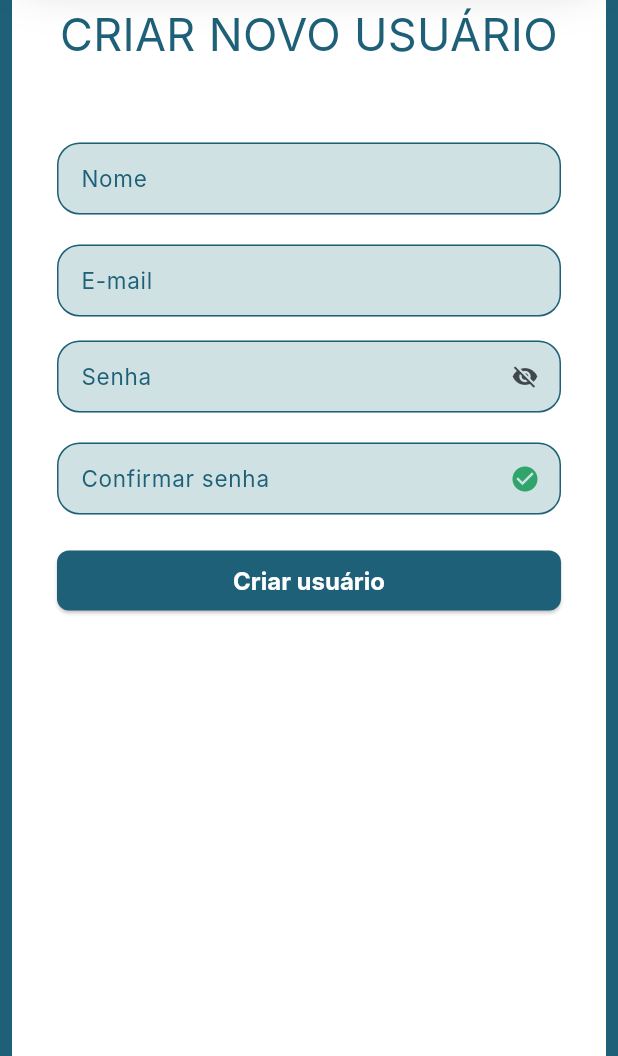
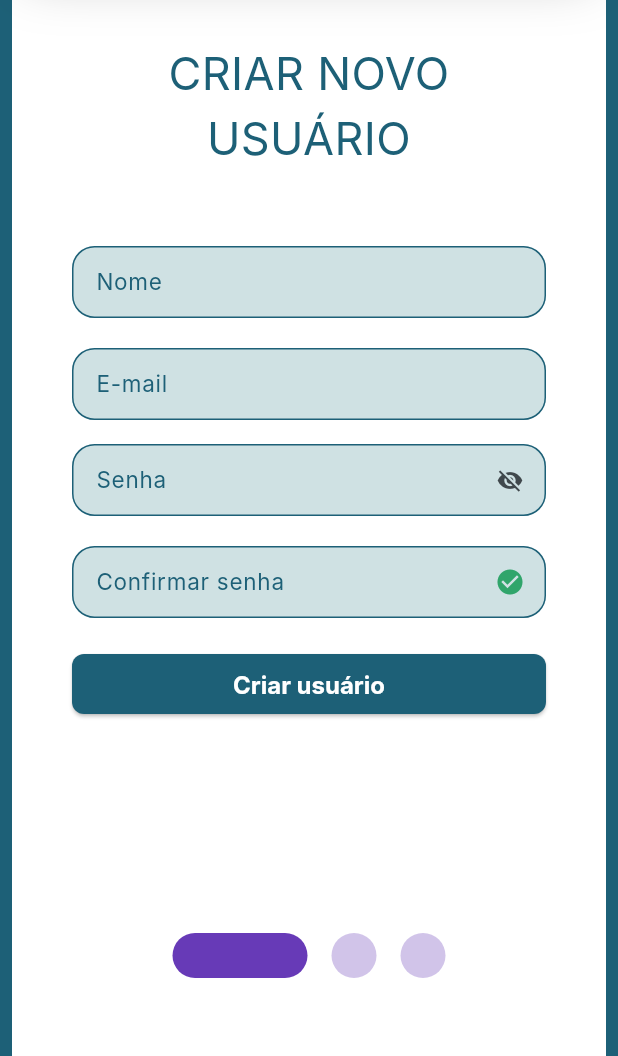
Before and after one commit to luizzlcs/seven_manager7, a Flutter app: the RegisterPage screen opened by its route, after a tap on "Criar usuário", on a phone screen of 412 x 824 dp, the part 180-1236 px from its top. Run offline on Flutter 3.47's test engine with Material 3 defaults, Android fonts, the phone set to English and light mode, and no system bars; drawn by our look-alikes of bordered_text, smooth_page_indicator, top_snackbar_flutter; our stand-ins replace firebase_auth, firebase_core, get_it, loading_animation_widget; missing offline and left inert: validatorless; accounts and stored records are empty; generated files the repository leaves out were written again; network calls fail; Roboto replaces fonts that are missing (Inter).

Commit message:
Criando indicador de páginas

```diff
--- /dev/null
+++ b/lib/src/pages/auth/register/pages/about_you_church_page.dart
@@ -0,0 +1,15 @@
+import 'package:flutter/material.dart';
+
+class AboutYouChurchPage extends StatelessWidget {
+  const AboutYouChurchPage({super.key});
+
+  @override
+  Widget build(BuildContext context) {
+    return  Container(
+        height: 170,
+        width: 120,
+        color: Colors.green,
+      );
+
+  }
+}
--- /dev/null
+++ b/lib/src/pages/auth/register/pages/about_you_page.dart
@@ -0,0 +1,14 @@
+import 'package:flutter/material.dart';
+
+class AboutYouPage extends StatelessWidget {
+  const AboutYouPage({super.key});
+
+  @override
+  Widget build(BuildContext context) {
+    return Container(
+      height: 170,
+      width: 120,
+      color: Colors.purple,
+    );
+  }
+}
--- /dev/null
+++ b/lib/src/pages/auth/register/pages/create_account_page.dart
@@ -0,0 +1,238 @@
+import 'package:bordered_text/bordered_text.dart';
+import 'package:flutter/material.dart';
+import 'package:seven_manager/src/core/constants/app_router.dart';
+import 'package:seven_manager/src/core/injection/injection.dart';
+import 'package:seven_manager/src/core/theme/seven_manager_theme.dart';
+import 'package:seven_manager/src/core/widgets/helpers/loader.dart';
+import 'package:seven_manager/src/core/widgets/helpers/messages.dart';
+import 'package:seven_manager/src/pages/auth/register/register_controller.dart';
+import 'package:validatorless/validatorless.dart';
+
+import '../../../../core/widgets/helpers/seven_loader.dart';
+
+class CreateAccountPage extends StatefulWidget {
+  const CreateAccountPage({super.key});
+
+  @override
+  State<CreateAccountPage> createState() => _CreateAccountPageState();
+}
+
+class _CreateAccountPageState extends State<CreateAccountPage> with Loader {
+  final GlobalKey<FormState> formKey = GlobalKey<FormState>();
+  final TextEditingController nameEC = TextEditingController();
+  final TextEditingController emailEC = TextEditingController();
+  final TextEditingController passwordEC = TextEditingController();
+  final TextEditingController confirmePasswordEC = TextEditingController();
+
+
+  final RegisterController registerController = getIt();
+
+  @override
+  void initState() {
+    confirmePasswordEC.addListener(() {
+      registerController.checkPasswordsMatch(
+          passwordEC.text, confirmePasswordEC.text);
+    });
+    passwordEC.addListener(() {
+      registerController.checkPasswordsMatch(
+          passwordEC.text, confirmePasswordEC.text);
+    });
+
+    registerController.addListener(_registerStatusChange);
+
+    super.initState();
+  }
+
+  @override
+  void dispose() {
+    nameEC.dispose();
+    emailEC.dispose();
+    passwordEC.dispose();
+    confirmePasswordEC.dispose();
+    registerController.removeListener(_registerStatusChange);
+    super.dispose();
+  }
+
+  void _registerStatusChange() {
+    switch (registerController.registerStatus) {
+      case RegisterStatus.initial:
+        break;
+      case RegisterStatus.loading:
+        break;
+      case RegisterStatus.success:
+        Navigator.of(context).pushNamed(AppRouter.homePage);
+        Messages.showSuccess(registerController.message, context);
+        break;
+      case RegisterStatus.error:
+        Messages.showError(registerController.message, context);
+    }
+  }
+
+  Future<void> _formSubmit() async {
+    final valid = formKey.currentState?.validate() ?? false;
+
+    if (valid) {
+      registerController.createUser(
+        name: nameEC.text,
+        email: emailEC.text,
+        password: passwordEC.text,
+      );
+    }
+  }
+
+  @override
+  Widget build(BuildContext context) {
+    return Column(
+        children: [
+          const SizedBox(
+            height: 16,
+          ),
+          Expanded(
+            child: Container(
+              decoration: const BoxDecoration(
+                color: SevenManagerTheme.whiteColor,
+                borderRadius: BorderRadius.only(
+                  topLeft: Radius.circular(30),
+                  topRight: Radius.circular(30),
+                ),
+              ),
+              child: SingleChildScrollView(
+                child: Padding(
+                  padding: const EdgeInsets.all(10.0),
+                  child: Form(
+                    key: formKey,
+                    child: Column(
+                      mainAxisAlignment: MainAxisAlignment.spaceEvenly,
+                      children: [
+                        const SizedBox(height: 20),
+                        Center(
+                          child: BorderedText(
+                            strokeWidth: 9.0,
+                            strokeColor: SevenManagerTheme.whiteColor,
+                            child: const Text(
+                              textAlign: TextAlign.center,
+                              'CRIAR NOVO USUÁRIO',
+                              style: TextStyle(
+                                color: SevenManagerTheme.tealBlue,
+                                fontSize: 30,
+                              ),
+                            ),
+                          ),
+                        ),
+                        const SizedBox(height: 50),
+                        TextFormField(
+                          controller: nameEC,
+                          validator: Validatorless.required(
+                              'O nome do usuário é necessário'),
+                          decoration: const InputDecoration(
+                            label: Text('Nome'),
+                          ),
+                        ),
+                        const SizedBox(height: 20),
+                        TextFormField(
+                          controller: emailEC,
+                          validator: Validatorless.multiple([
+                            Validatorless.required(
+                                'Digite o e-mail para o usuário'),
+                            Validatorless.email(
+                                'O e-mail digitado não é válido'),
+                          ]),
+                          decoration: const InputDecoration(
+                            label: Text('E-mail'),
+                          ),
+                        ),
+                        const SizedBox(height: 16),
+                        AnimatedBuilder(
+                          animation: registerController,
+                          builder: (context, child) {
+                            return TextFormField(
+                              obscureText: !registerController.isVisible,
+                              controller: passwordEC,
+                              validator: Validatorless.multiple([
+                                Validatorless.required(
+                                    'Você precisa digitar um senha'),
+                                Validatorless.min(6,
+                                    'A senha deve possuir no mínimo 6 caracteres')
+                              ]),
+                              decoration: InputDecoration(
+                                label: const Text('Senha'),
+                                suffixIcon: IconButton(
+                                  onPressed: () {
+                                    registerController.changeVisible();
+                                  },
+                                  icon: registerController.isVisible
+                                      ? const Icon(Icons.visibility)
+                                      : const Icon(Icons.visibility_off),
+                                ),
+                              ),
+                            );
+                          },
+                        ),
+                        const SizedBox(height: 20),
+                        AnimatedBuilder(
+                          animation: registerController,
+                          builder: (context, child) {
+                            return TextFormField(
+                              obscureText: !registerController.isVisible,
+                              controller: confirmePasswordEC,
+                              validator: Validatorless.multiple([
+                                Validatorless.required(
+                                    'Digite a senha de confirmação'),
+                                Validatorless.compare(passwordEC,
+                                    'As senhas digitadas não coincidem')
+                              ]),
+                              decoration: InputDecoration(
+                                label: const Text('Confirmar senha'),
+                                suffixIcon: registerController.passwordMatch
+                                    ? const Icon(
+                                        Icons.check_circle_sharp,
+                                        color:
+                                            SevenManagerTheme.mediumSeaGreen,
+                                        size: 20,
+                                      )
+                                    : IconButton(
+                                        onPressed: () {
+                                          confirmePasswordEC.clear();
+                                        },
+                                        icon: const Icon(
+                                          Icons.do_not_disturb_on,
+                                          color: SevenManagerTheme.redOrange,
+                                          size: 20,
+                                        ),
+                                      ),
+                              ),
+                            );
+                          },
+                        ),
+                        const SizedBox(height: 20),
+                        AnimatedBuilder(
+                          animation: registerController,
+                          builder: (context, child) {
+                            return Column(
+                              crossAxisAlignment: CrossAxisAlignment.stretch,
+                              children: [
+                                registerController.registerStatus ==
+                                        RegisterStatus.loading
+                                    ? const SevenLoader()
+                                    : ElevatedButton(
+                                        onPressed: () {
+                                          _formSubmit();
+                                        },
+                                        child: const Text('Criar usuário'),
+                                      )
+                              ],
+                            );
+                          },
+                        )
+                      ],
+                    ),
+                  ),
+                ),
+              ),
+            ),
+          ),
+        ],
+      );
+
+  }
+}
--- a/lib/src/pages/auth/register/register_page.dart
+++ b/lib/src/pages/auth/register/register_page.dart
@@ -1,14 +1,14 @@
-import 'package:bordered_text/bordered_text.dart';
 import 'package:flutter/material.dart';
 import 'package:seven_manager/src/core/constants/app_router.dart';
 import 'package:seven_manager/src/core/injection/injection.dart';
 import 'package:seven_manager/src/core/theme/seven_manager_theme.dart';
 import 'package:seven_manager/src/core/widgets/helpers/loader.dart';
 import 'package:seven_manager/src/core/widgets/helpers/messages.dart';
+import 'package:seven_manager/src/pages/auth/register/pages/about_you_church_page.dart';
+import 'package:seven_manager/src/pages/auth/register/pages/about_you_page.dart';
+import 'package:seven_manager/src/pages/auth/register/pages/create_account_page.dart';
 import 'package:seven_manager/src/pages/auth/register/register_controller.dart';
-import 'package:validatorless/validatorless.dart';
-
-import '../../../core/widgets/helpers/seven_loader.dart';
+import 'package:smooth_page_indicator/smooth_page_indicator.dart';
 
 class RegisterPage extends StatefulWidget {
   const RegisterPage({super.key});
@@ -23,6 +23,8 @@ class _RegisterPageState extends State<RegisterPage> with Loader {
   final TextEditingController emailEC = TextEditingController();
   final TextEditingController passwordEC = TextEditingController();
   final TextEditingController confirmePasswordEC = TextEditingController();
+
+  final _controller = PageController();
 
   final RegisterController registerController = getIt();
 
@@ -105,128 +107,35 @@ class _RegisterPageState extends State<RegisterPage> with Loader {
                     child: Form(
                       key: formKey,
                       child: Column(
-                        crossAxisAlignment: CrossAxisAlignment.center,
+                        mainAxisAlignment: MainAxisAlignment.spaceEvenly,
                         children: [
-                          const SizedBox(height: 20),
-                          Center(
-                            child: BorderedText(
-                              strokeWidth: 9.0,
-                              strokeColor: SevenManagerTheme.whiteColor,
-                              child: const Text(
-                                textAlign: TextAlign.center,
-                                'CRIAR NOVO USUÁRIO',
-                                style: TextStyle(
-                                  color: SevenManagerTheme.tealBlue,
-                                  fontSize: 30,
-                                ),
-                              ),
+                          Container(
+                            height: 600,
+                            color: SevenManagerTheme.whiteColor,
+                            child: PageView(
+                              controller: _controller,
+                              children: const [
+                                CreateAccountPage(),
+                                AboutYouPage(),
+                                AboutYouChurchPage(),
+                              ],
                             ),
                           ),
-                          const SizedBox(height: 50),
-                          TextFormField(
-                            controller: nameEC,
-                            validator: Validatorless.required(
-                                'O nome do usuário é necessário'),
-                            decoration: const InputDecoration(
-                              label: Text('Nome'),
+                          const SizedBox(
+                             height: 40,
+                          ),
+                          SmoothPageIndicator(
+                            controller: _controller,
+                            count: 3,
+                            effect: ExpandingDotsEffect(
+                              activeDotColor: Colors.deepPurple,
+                              dotColor: Colors.deepPurple.shade100,
+                              dotHeight: 30,
+                              dotWidth: 30,
+                              spacing: 16,
+                              //verticalOffset: 50,
                             ),
                           ),
-                          const SizedBox(height: 20),
-                          TextFormField(
-                            controller: emailEC,
-                            validator: Validatorless.multiple([
-                              Validatorless.required(
-                                  'Digite o e-mail para o usuário'),
-                              Validatorless.email(
-                                  'O e-mail digitado não é válido'),
-                            ]),
-                            decoration: const InputDecoration(
-                              label: Text('E-mail'),
-                            ),
-                          ),
-                          const SizedBox(height: 16),
-                          AnimatedBuilder(
-                            animation: registerController,
-                            builder: (context, child) {
-                              return TextFormField(
-                                obscureText: !registerController.isVisible,
-                                controller: passwordEC,
-                                validator: Validatorless.multiple([
-                                  Validatorless.required(
-                                      'Você precisa digitar um senha'),
-                                  Validatorless.min(6,
-                                      'A senha deve possuir no mínimo 6 caracteres')
-                                ]),
-                                decoration: InputDecoration(
-                                  label: const Text('Senha'),
-                                  suffixIcon: IconButton(
-                                    onPressed: () {
-                                      registerController.changeVisible();
-                                    },
-                                    icon: registerController.isVisible
-                                        ? const Icon(Icons.visibility)
-                                        : const Icon(Icons.visibility_off),
-                                  ),
-                                ),
-                              );
-                            },
-                          ),
-                          const SizedBox(height: 20),
-                          AnimatedBuilder(
-                            animation: registerController,
-                            builder: (context, child) {
-                              return TextFormField(
-                                obscureText: !registerController.isVisible,
-                                controller: confirmePasswordEC,
-                                validator: Validatorless.multiple([
-                                  Validatorless.required(
-                                      'Digite a senha de confirmação'),
-                                  Validatorless.compare(passwordEC,
-                                      'As senhas digitadas não coincidem')
-                                ]),
-                                decoration: InputDecoration(
-                                  label: const Text('Confirmar senha'),
-                                  suffixIcon: registerController.passwordMatch
-                                      ? const Icon(
-                                          Icons.check_circle_sharp,
-                                          color:
-                                              SevenManagerTheme.mediumSeaGreen,
-                                          size: 20,
-                                        )
-                                      : IconButton(
-                                          onPressed: () {
-                                            confirmePasswordEC.clear();
-                                          },
-                                          icon: const Icon(
-                                            Icons.do_not_disturb_on,
-                                            color: SevenManagerTheme.redOrange,
-                                            size: 20,
-                                          ),
-                                        ),
-                                ),
-                              );
-                            },
-                          ),
-                          const SizedBox(height: 20),
-                          AnimatedBuilder(
-                            animation: registerController,
-                            builder: (context, child) {
-                              return Column(
-                                crossAxisAlignment: CrossAxisAlignment.stretch,
-                                children: [
-                                  registerController.registerStatus ==
-                                          RegisterStatus.loading
-                                      ? const SevenLoader()
-                                      : ElevatedButton(
-                                          onPressed: () {
-                                            _formSubmit();
-                                          },
-                                          child: const Text('Criar usuário'),
-                                        )
-                                ],
-                              );
-                            },
-                          )
                         ],
                       ),
                     ),
```
